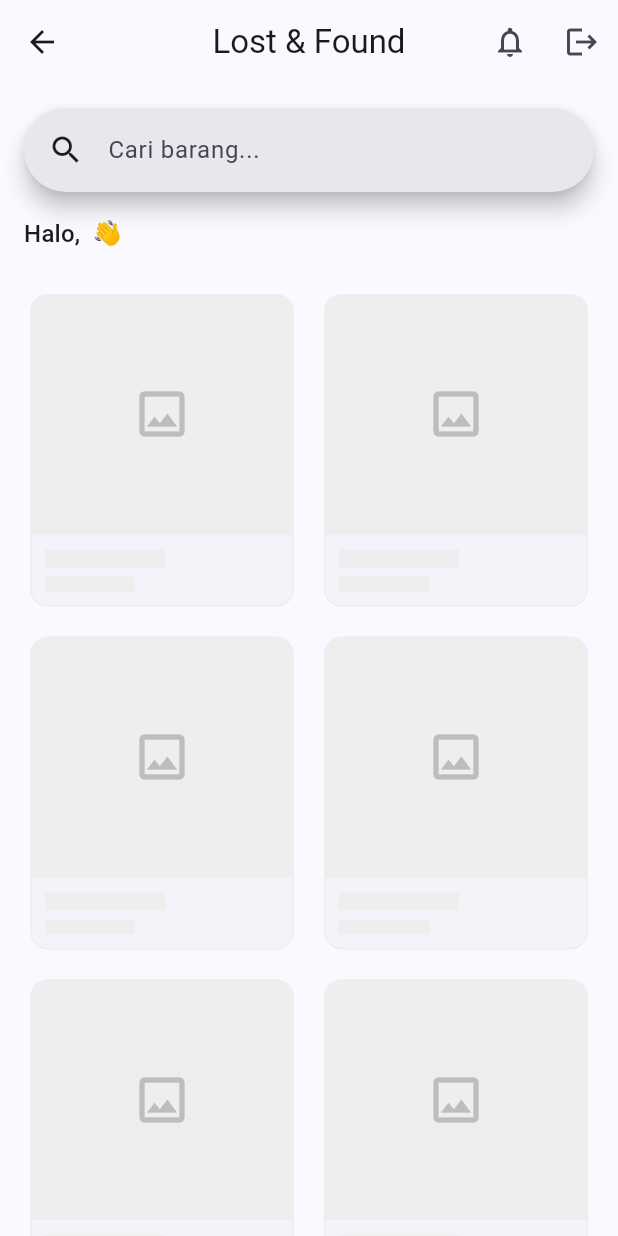
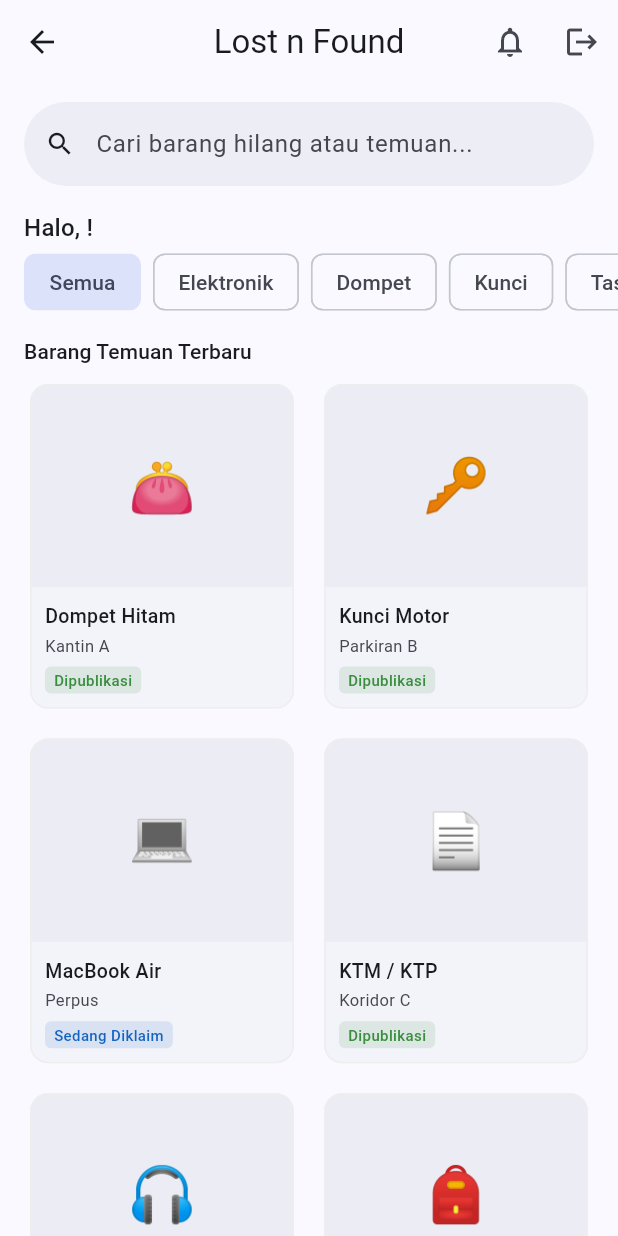
Before and after one commit to itsmeandra/LostnFound-App, a Flutter app: the HomeScreen screen opened directly, on a phone screen of 412 x 824 dp. Run offline on Flutter 3.47's test engine with Material 3 defaults, Android fonts, the phone set to English and light mode, and no system bars; our stand-ins replace flutter_riverpod, go_router, supabase_flutter; accounts and stored records are empty.

Commit message:
feat: build HomeScreen with search bar, greeting, filter chips, and placeholder grid

```diff
--- a/lostnfound/lib/features/home/home_screen.dart
+++ b/lostnfound/lib/features/home/home_screen.dart
@@ -1,17 +1,37 @@
 import 'package:flutter/material.dart';
 import 'package:flutter_riverpod/flutter_riverpod.dart';
+// import 'package:go_router/go_router.dart';
+import 'package:lostnfound/core/theme/app_theme.dart';
 import 'package:lostnfound/features/auth/provider/auth_provider.dart';
 
-class HomeScreen extends ConsumerWidget {
+class HomeScreen extends ConsumerStatefulWidget {
   const HomeScreen({super.key});
 
   @override
-  Widget build(BuildContext context, WidgetRef ref) {
+  ConsumerState<HomeScreen> createState() => _HomeScreenState();
+}
+
+class _HomeScreenState extends ConsumerState<HomeScreen> {
+  String _selectedCategory = '';
+
+  static const _categories = [
+    {'value': '', 'label': 'Semua'},
+    {'value': 'electronics', 'label': 'Elektronik'},
+    {'value': 'wallet', 'label': 'Dompet'},
+    {'value': 'keys', 'label': 'Kunci'},
+    {'value': 'bag', 'label': 'Tas'},
+    {'value': 'documents', 'label': 'Dokumen'},
+    {'value': 'other', 'label': 'Lainnya'},
+  ];
+
+  @override
+  Widget build(BuildContext context) {
     final user = ref.watch(currentUserProvider);
+    final userName = user?.userMetadata?['full_name'] as String? ?? 'Pengguna';
 
     return Scaffold(
       appBar: AppBar(
-        title: const Text('Lost & Found'),
+        title: const Text('Lost n Found'),
         actions: [
           IconButton(
             icon: const Icon(Icons.notifications_outlined),
@@ -28,49 +48,121 @@ class HomeScreen extends ConsumerWidget {
       ),
       body: CustomScrollView(
         slivers: [
-          // ── Search Bar ───────────────────────
+          //───── Search Bar ─────
           SliverToBoxAdapter(
             child: Padding(
-              padding: const EdgeInsets.fromLTRB(16, 16, 16, 8),
+              padding: const EdgeInsets.fromLTRB(16, 12, 16, 0),
               child: SearchBar(
-                hintText: 'Cari barang...',
-                leading: const Icon(Icons.search),
+                hintText: 'Cari barang hilang atau temuan...',
+                leading: const Icon(Icons.search, size: 20),
                 padding: const MaterialStatePropertyAll(
-                  EdgeInsets.symmetric(horizontal: 16),
+                  EdgeInsets.symmetric(horizontal: 14),
+                ),
+                elevation: const MaterialStatePropertyAll(0),
+                backgroundColor: MaterialStatePropertyAll(
+                  Theme.of(context).colorScheme.surfaceVariant.withOpacity(0.5),
                 ),
                 onTap: () {}, // Diimplementasikan Minggu 2
               ),
             ),
           ),
 
-          // ── Greeting ─────────────────────────
+          //───── Greeting ─────
           SliverToBoxAdapter(
             child: Padding(
-              padding: const EdgeInsets.symmetric(horizontal: 16, vertical: 8),
-              child: Text(
-                'Halo, ${user?.userMetadata?['full_name'] ?? 'Pengguna'} 👋',
+              padding: const EdgeInsets.fromLTRB(16, 16, 16, 4),
+              child: RichText(
+                text: TextSpan(
                   style: Theme.of(context).textTheme.titleMedium,
+                  children: [
+                    const TextSpan(text: 'Halo, '),
+                    TextSpan(
+                      text: userName.split(' ').first,
+                      style: const TextStyle(fontWeight: FontWeight.w500),
+                    ),
+                    const TextSpan(text: '!'),
+                  ],
+                ),
               ),
             ),
           ),
 
-          // ── Placeholder Grid ─────────────────
-          // Diganti dengan data nyata di Minggu 2 Hari 10
+          //───── Filter Chip Kategori ─────
+          SliverToBoxAdapter(
+            child: SizedBox(
+              height: 40,
+              child: ListView.separated(
+                scrollDirection: Axis.horizontal,
+                padding: const EdgeInsets.symmetric(horizontal: 16),
+                itemCount: _categories.length,
+                separatorBuilder: (_, __) => const SizedBox(width: 8),
+                itemBuilder: (context, i) {
+                  final cat = _categories[i];
+                  final selected = _selectedCategory == cat['value'];
+                  return FilterChip(
+                    label: Text(cat['label']!),
+                    selected: selected,
+                    onSelected: (_) => setState(() {
+                      _selectedCategory = cat['value']!;
+                    }),
+                    showCheckmark: false,
+                  );
+                },
+              ),
+            ),
+          ),
+
+          //───── Section Label ─────
+          SliverToBoxAdapter(
+            child: Padding(
+              padding: const EdgeInsets.fromLTRB(16, 16, 16, 8),
+              child: Text(
+                'Barang Temuan Terbaru',
+                style: Theme.of(
+                  context,
+                ).textTheme.titleSmall?.copyWith(fontWeight: FontWeight.w500),
+              ),
+            ),
+          ),
+
+          //───── Grid Item ─────
+          // TODO Minggu 2: ganti SliverGrid ini dengan
+          // data dari Supabase via Riverpod StreamProvider
           SliverPadding(
-            padding: const EdgeInsets.all(16),
+            padding: const EdgeInsets.symmetric(horizontal: 16),
             sliver: SliverGrid(
               gridDelegate: const SliverGridDelegateWithFixedCrossAxisCount(
                 crossAxisCount: 2,
                 crossAxisSpacing: 12,
                 mainAxisSpacing: 12,
-                childAspectRatio: 0.85,
+                childAspectRatio: 0.82,
               ),
               delegate: SliverChildBuilderDelegate(
-                (context, index) => _PlaceholderCard(),
-                childCount: 6, // Placeholder sementara
+                (context, index) => _PlaceholderItemCard(index: index),
+                childCount: 6,
               ),
             ),
           ),
+
+          const SliverToBoxAdapter(child: SizedBox(height: 80)),
+
+          // ───── Placeholder Grid ─────
+          // Diganti dengan data nyata di Minggu 2 Hari 10
+          // SliverPadding(
+          //   padding: const EdgeInsets.all(16),
+          //   sliver: SliverGrid(
+          //     gridDelegate: const SliverGridDelegateWithFixedCrossAxisCount(
+          //       crossAxisCount: 2,
+          //       crossAxisSpacing: 12,
+          //       mainAxisSpacing: 12,
+          //       childAspectRatio: 0.85,
+          //     ),
+          //     delegate: SliverChildBuilderDelegate(
+          //       (context, index) => _PlaceholderCard(),
+          //       childCount: 6, // Placeholder sementara
+          //     ),
+          //   ),
+          // ),
         ],
       ),
     );
@@ -79,43 +171,117 @@ class HomeScreen extends ConsumerWidget {
 
 // Kartu placeholder dengan shimmer effect
 // Akan diganti dengan ItemCard yang sesungguhnya di Minggu 2
-class _PlaceholderCard extends StatelessWidget {
+class _PlaceholderItemCard extends StatelessWidget {
+  final int index;
+  const _PlaceholderItemCard({required this.index});
+
+  // Data dummy untuk preview
+  static const _dummies = [
+    {
+      'name': 'Dompet Hitam',
+      'cat': 'Dompet',
+      'loc': 'Kantin A',
+      'status': 'published',
+      'icon': '👛',
+    },
+    {
+      'name': 'Kunci Motor',
+      'cat': 'Kunci',
+      'loc': 'Parkiran B',
+      'status': 'published',
+      'icon': '🔑',
+    },
+    {
+      'name': 'MacBook Air',
+      'cat': 'Elektronik',
+      'loc': 'Perpus',
+      'status': 'claimed',
+      'icon': '💻',
+    },
+    {
+      'name': 'KTM / KTP',
+      'cat': 'Dokumen',
+      'loc': 'Koridor C',
+      'status': 'published',
+      'icon': '📄',
+    },
+    {
+      'name': 'Earphone TWS',
+      'cat': 'Elektronik',
+      'loc': 'Lab 3',
+      'status': 'published',
+      'icon': '🎧',
+    },
+    {
+      'name': 'Tas Ransel',
+      'cat': 'Tas',
+      'loc': 'Aula Utama',
+      'status': 'completed',
+      'icon': '🎒',
+    },
+  ];
+
   @override
   Widget build(BuildContext context) {
+    final d = _dummies[index % _dummies.length];
+    final statusColor = AppTheme.statusColor(d['status']!);
+    final statusLabel = AppTheme.statusLabel(d['status']!);
+
     return Card(
+      child: InkWell(
+        borderRadius: BorderRadius.circular(12),
+        onTap: () {},
         child: Column(
           crossAxisAlignment: CrossAxisAlignment.start,
           children: [
+            // Foto area (placeholder)
             Expanded(
               child: Container(
+                width: double.infinity,
                 decoration: BoxDecoration(
-                color: Colors.grey.shade200,
+                  color: Theme.of(context).colorScheme.surfaceVariant.withOpacity(0.4),
                   borderRadius: const BorderRadius.vertical(
                   top: Radius.circular(12),
                 ),
               ),
               child: Center(
-                child: Icon(
-                  Icons.image_outlined,
-                  size: 40,
-                  color: Colors.grey.shade400,
+                child: Text(d['icon']!,
+                style: const TextStyle(fontSize: 36),
                 ),
               ),
             ),
           ),
+          // Info area
           Padding(
             padding: const EdgeInsets.all(10),
             child: Column(
               crossAxisAlignment: CrossAxisAlignment.start,
               children: [
-                Container(height: 12, width: 80, color: Colors.grey.shade200),
+                Text(d['name']!,
+                    style: const TextStyle(
+                        fontSize: 13, fontWeight: FontWeight.w500),
+                    maxLines: 1,
+                    overflow: TextOverflow.ellipsis,
+                  ),
+                  const SizedBox(height: 2),
+                  Text(d['loc']!,
+                    style: TextStyle(
+                        fontSize: 11,
+                        color: Theme.of(context)
+                            .colorScheme.onSurfaceVariant),
+                  ),
                   const SizedBox(height: 6),
-                Container(height: 10, width: 60, color: Colors.grey.shade200),
+                Container(padding: const EdgeInsets.symmetric(
+                  horizontal: 6, vertical: 2),
+                  decoration: BoxDecoration(color: statusColor.withOpacity(0.12),borderRadius: BorderRadius.circular(4)),
+                  child: Text(statusLabel, style: TextStyle(fontSize: 10, color: statusColor, fontWeight: FontWeight.w500),),
+                ),
               ],
             ),
           ),
         ],
       ),
+      )
     );
   }
 }
```
Lines whose indentation alone changed are shown as unchanged.
